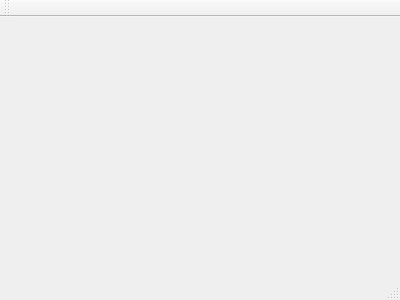
Old version of the form mainwindow.ui in the repository MartMoiseev/mbfilter.
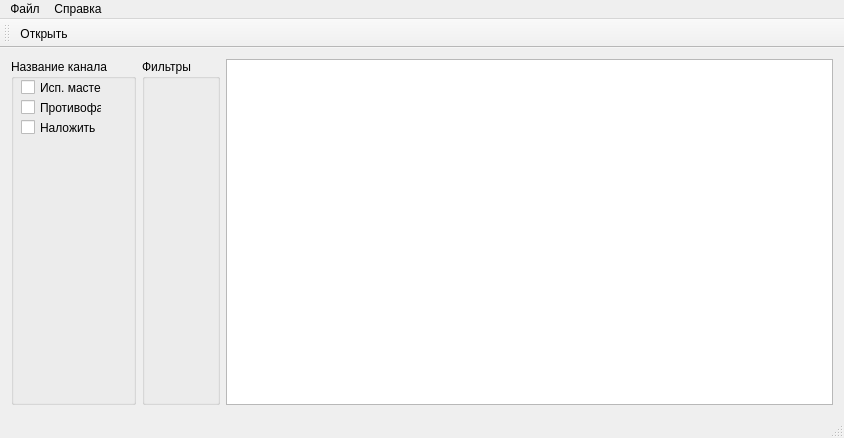
New version of the form.

What changed in the file:
```diff
--- a/mainwindow.ui
+++ b/mainwindow.ui
@@ -1,24 +1,139 @@
 <ui version="4.0">
  <class>MainWindow</class>
- <widget class="QMainWindow" name="MainWindow" >
-  <property name="geometry" >
+ <widget class="QMainWindow" name="MainWindow">
+  <property name="geometry">
    <rect>
     <x>0</x>
     <y>0</y>
-    <width>400</width>
-    <height>300</height>
+    <width>844</width>
+    <height>438</height>
    </rect>
   </property>
   <property name="windowTitle" >
    <string>MainWindow</string>
   </property>
-  <widget class="QMenuBar" name="menuBar" />
-  <widget class="QToolBar" name="mainToolBar" />
-  <widget class="QWidget" name="centralWidget" />
-  <widget class="QStatusBar" name="statusBar" />
+  <widget class="QWidget" name="centralWidget">
+   <layout class="QHBoxLayout" name="horizontalLayout_2">
+    <item>
+     <layout class="QHBoxLayout" name="horizontalLayout">
+      <item>
+       <widget class="QGroupBox" name="groupBox">
+        <property name="title">
+         <string>Название канала</string>
+        </property>
+        <widget class="QCheckBox" name="checkBox">
+         <property name="geometry">
+          <rect>
+           <x>10</x>
+           <y>20</y>
+           <width>81</width>
+           <height>17</height>
+          </rect>
+         </property>
+         <property name="text">
+          <string>Исп. мастер</string>
+         </property>
+        </widget>
+        <widget class="QCheckBox" name="checkBox_2">
+         <property name="geometry">
+          <rect>
+           <x>10</x>
+           <y>40</y>
+           <width>81</width>
+           <height>17</height>
+          </rect>
+         </property>
+         <property name="text">
+          <string>Противофаза</string>
+         </property>
+        </widget>
+        <widget class="QCheckBox" name="checkBox_3">
+         <property name="geometry">
+          <rect>
+           <x>10</x>
+           <y>60</y>
+           <width>81</width>
+           <height>17</height>
+          </rect>
+         </property>
+         <property name="text">
+          <string>Наложить</string>
+         </property>
+        </widget>
+       </widget>
+      </item>
+      <item>
+       <widget class="QGroupBox" name="groupBox_2">
+        <property name="title">
+         <string>Фильтры</string>
+        </property>
+       </widget>
+      </item>
+      <item>
+       <widget class="QGraphicsView" name="graphicsView"/>
+      </item>
+     </layout>
+    </item>
+   </layout>
+  </widget>
+  <widget class="QMenuBar" name="menuBar">
+   <property name="geometry">
+    <rect>
+     <x>0</x>
+     <y>0</y>
+     <width>844</width>
+     <height>21</height>
+    </rect>
+   </property>
+   <widget class="QMenu" name="menu">
+    <property name="title">
+     <string>Файл</string>
+    </property>
+    <addaction name="actionOpen_2"/>
+    <addaction name="separator"/>
+    <addaction name="actionExit"/>
+   </widget>
+   <widget class="QMenu" name="menu_2">
+    <property name="title">
+     <string>Справка</string>
+    </property>
+    <addaction name="actionHelp"/>
+   </widget>
+   <addaction name="menu"/>
+   <addaction name="menu_2"/>
+  </widget>
+  <widget class="QToolBar" name="mainToolBar">
+   <attribute name="toolBarArea">
+    <enum>TopToolBarArea</enum>
+   </attribute>
+   <attribute name="toolBarBreak">
+    <bool>false</bool>
+   </attribute>
+   <addaction name="actionOpen"/>
+  </widget>
+  <widget class="QStatusBar" name="statusBar"/>
+  <action name="actionOpen">
+   <property name="text">
+    <string>Открыть</string>
+   </property>
+  </action>
+  <action name="actionExit">
+   <property name="text">
+    <string>Выйти</string>
+   </property>
+  </action>
+  <action name="actionOpen_2">
+   <property name="text">
+    <string>Открыть</string>
+   </property>
+  </action>
+  <action name="actionHelp">
+   <property name="text">
+    <string>Помощь</string>
+   </property>
+  </action>
  </widget>
- <layoutDefault spacing="6" margin="11" />
- <pixmapfunction></pixmapfunction>
+ <layoutdefault spacing="6" margin="11"/>
  <resources/>
  <connections/>
 </ui>
```
Left out of the diff: 3 changed lines with no effect on the pictures.
